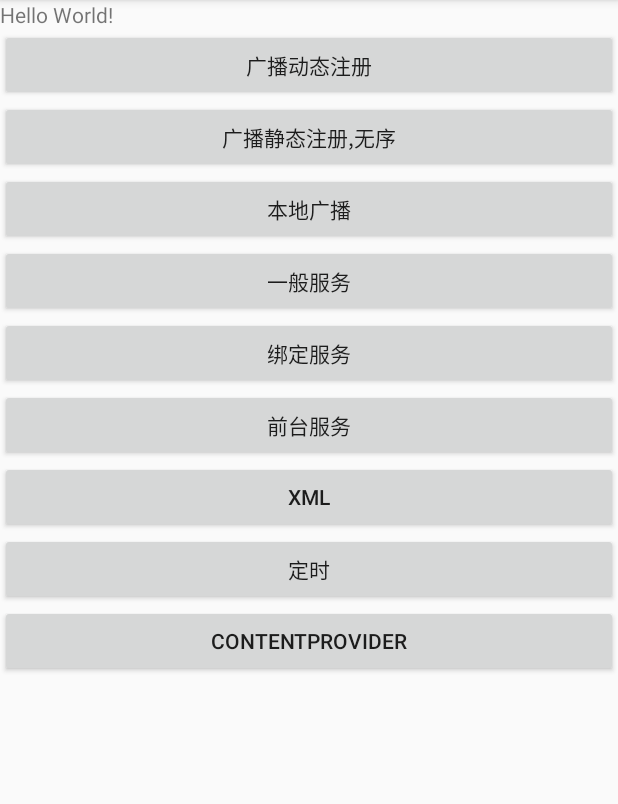
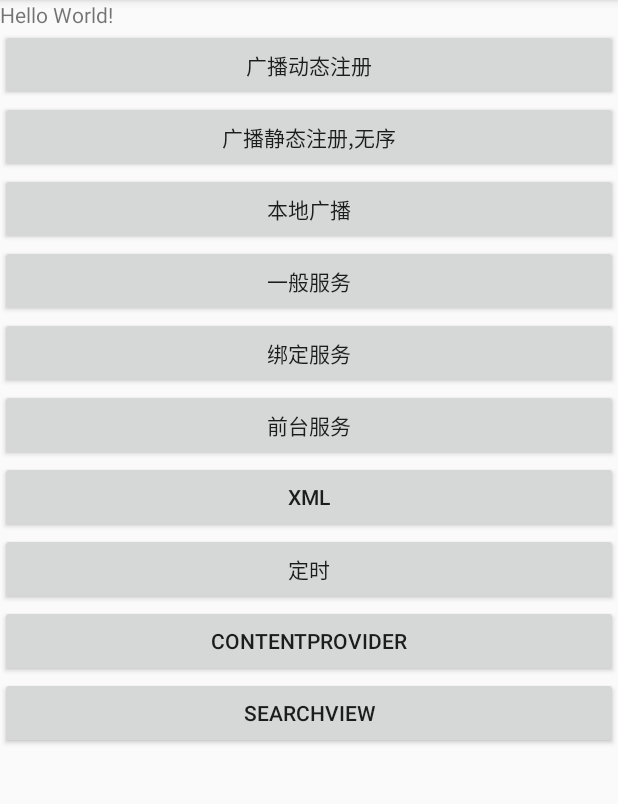
Before and after one commit to KiWiLss/dagger, an Android app: the screen it shows after launch (MainActivity), on a phone screen of 412 x 824 dp, the part 84-888 px from its top. Run offline under Robolectric (Android 15) with nearby library versions, the phone set to English and light mode, and no system bars; our stand-ins replace Dagger/Hilt's generated code.

Commit message:
6-4 contacts

```diff
--- a/app/src/main/AndroidManifest.xml
+++ b/app/src/main/AndroidManifest.xml
@@ -29,6 +29,8 @@
         <activity android:name=".activity.AlarmActivity" />
         <activity android:name=".activity.ContentActivity" />
 
+        <activity android:name=".basetext.SearchActivity"/>
+
         <receiver android:name=".broadcast.BroadTestOne">
             <intent-filter>
                 <action android:name="com.broadcast" />
--- a/app/src/main/java/com/kiwilss/dagger/MainActivity.java
+++ b/app/src/main/java/com/kiwilss/dagger/MainActivity.java
@@ -16,6 +16,7 @@ import com.kiwilss.dagger.activity.LocalReceiverActivity;
 import com.kiwilss.dagger.activity.OneServiceActivity;
 import com.kiwilss.dagger.activity.ReceiverTwoActivity;
 import com.kiwilss.dagger.activity.XmlActivity;
+import com.kiwilss.dagger.basetext.SearchActivity;
 import com.kiwilss.dagger.test.DaggerMainComponent;
 import com.kiwilss.dagger.test.MainComponent;
 import com.kiwilss.dagger.test.MainModule;
@@ -115,4 +116,8 @@ public class MainActivity extends AppCompatActivity {
     public void contentListener(View view) {
         startActivity(new Intent(this, ContentActivity.class));
     }
+
+    public void searchView(View view) {
+        startActivity(new Intent(this, SearchActivity.class));
+    }
 }
--- a/app/src/main/res/layout/activity_main.xml
+++ b/app/src/main/res/layout/activity_main.xml
@@ -1,5 +1,5 @@
 <?xml version="1.0" encoding="utf-8"?>
-<LinearLayout
+<ScrollView
     xmlns:android="http://schemas.android.com/apk/res/android"
     xmlns:app="http://schemas.android.com/apk/res-auto"
     xmlns:tools="http://schemas.android.com/tools"
@@ -7,6 +7,12 @@
     android:layout_height="match_parent"
     tools:context=".MainActivity"
     android:orientation="vertical">
+
+    <LinearLayout
+        android:layout_width="match_parent"
+        android:layout_height="wrap_content"
+        android:orientation="vertical">
+
 
         <TextView
             android:id="@+id/tv_main_one"
@@ -71,4 +77,12 @@
             android:layout_height="wrap_content"
             android:text="contentprovider"
             android:onClick="contentListener"/>
+
+        <Button
+            android:layout_width="match_parent"
+            android:layout_height="wrap_content"
+            android:text="searchview"
+            android:onClick="searchView"/>
     </LinearLayout>
+
+</ScrollView>
```
Also changed, not shown: app/build.gradle (+8 -1 lines), app/src/main/java/com/kiwilss/dagger/basetext/SearchActivity.java (added, +39 -0 lines), app/src/main/res/layout/activity_search.xml (added, +16 -0 lines), app/src/main/res/layout/item_search.xml (added, +16 -0 lines). Lines whose indentation alone changed are shown as unchanged.
